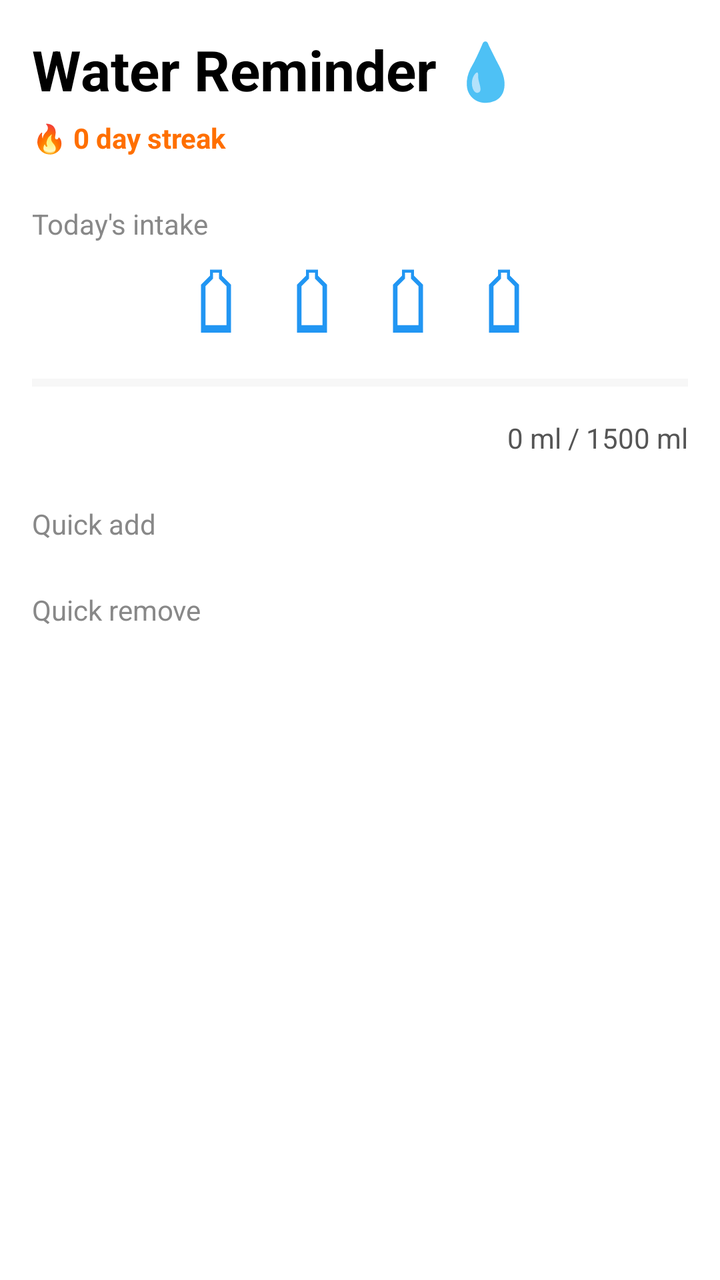
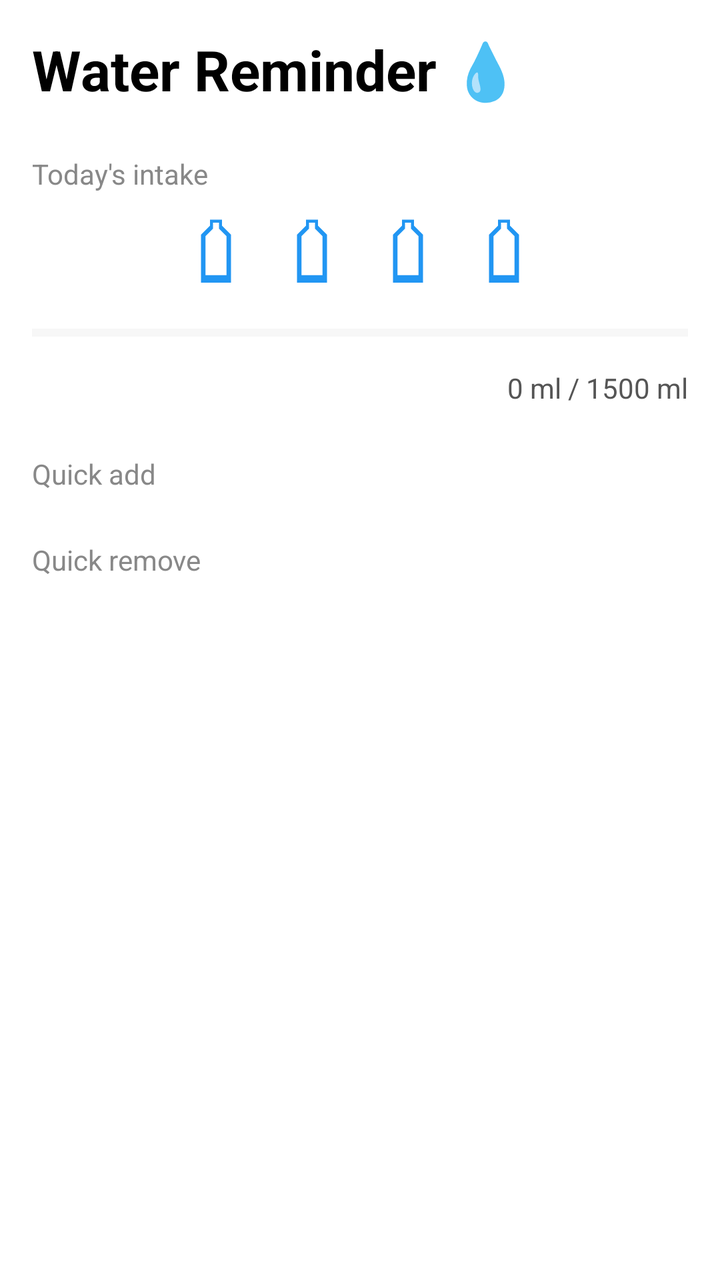

Two renders of the same Android screen: before a commit and after it. Below are the layout's source before the change and the commit's diff.
<!-- AndroidManifest.xml: application theme Theme.WaterReminder -->
<!-- res/layout/fragment_water.xml -->
<?xml version="1.0" encoding="utf-8"?>
<androidx.core.widget.NestedScrollView xmlns:android="http://schemas.android.com/apk/res/android"
    xmlns:app="http://schemas.android.com/apk/res-auto"
    xmlns:tools="http://schemas.android.com/tools"
    android:layout_width="match_parent"
    android:layout_height="match_parent"
    android:background="#FFFFFF"
    tools:context=".FirstFragment">

    <androidx.constraintlayout.widget.ConstraintLayout
        android:layout_width="match_parent"
        android:layout_height="match_parent"
        android:padding="16dp">

        <TextView
            android:id="@+id/title_water_reminder"
            android:layout_width="0dp"
            android:layout_height="wrap_content"
            android:text="Water Reminder 💧"
            android:textColor="#000000"
            android:textSize="28sp"
            android:textStyle="bold"
            app:layout_constraintEnd_toEndOf="parent"
            app:layout_constraintStart_toStartOf="parent"
            app:layout_constraintTop_toTopOf="parent" />

        <TextView
            android:id="@+id/text_streak"
            android:layout_width="wrap_content"
            android:layout_height="wrap_content"
            android:layout_marginTop="6dp"
            android:text="🔥 0 day streak"
            android:textColor="#FF6F00"
            android:textSize="14sp"
            android:textStyle="bold"
            app:layout_constraintStart_toStartOf="parent"
            app:layout_constraintTop_toBottomOf="@id/title_water_reminder" />

        <TextView
            android:id="@+id/text_intake_label"
            android:layout_width="0dp"
            android:layout_height="wrap_content"
            android:layout_marginTop="24dp"
            android:text="Today's intake"
            android:textColor="#888888"
            android:textSize="14sp"
            app:layout_constraintEnd_toEndOf="parent"
            app:layout_constraintStart_toStartOf="parent"
            app:layout_constraintTop_toBottomOf="@id/text_streak" />

        
        <LinearLayout
            android:id="@+id/container_bottles"
            android:layout_width="0dp"
            android:layout_height="wrap_content"
            android:layout_marginTop="12dp"
            android:gravity="center"
            android:orientation="horizontal"
            app:layout_constraintEnd_toEndOf="parent"
            app:layout_constraintStart_toStartOf="parent"
            app:layout_constraintTop_toBottomOf="@id/text_intake_label">

            <ImageView
                android:id="@+id/bottle_1"
                android:layout_width="36dp"
                android:layout_height="36dp"
                android:layout_marginEnd="12dp"
                android:src="@drawable/ic_bottle_empty"
                android:tint="#2196F3" />

            <ImageView
                android:id="@+id/bottle_2"
                android:layout_width="36dp"
                android:layout_height="36dp"
                android:layout_marginEnd="12dp"
                android:src="@drawable/ic_bottle_empty"
                android:tint="#2196F3" />

            <ImageView
                android:id="@+id/bottle_3"
                android:layout_width="36dp"
                android:layout_height="36dp"
                android:layout_marginEnd="12dp"
                android:src="@drawable/ic_bottle_empty"
                android:tint="#2196F3" />

            <ImageView
                android:id="@+id/bottle_4"
                android:layout_width="36dp"
                android:layout_height="36dp"
                android:src="@drawable/ic_bottle_empty"
                android:tint="#2196F3" />

        </LinearLayout>

        <ProgressBar
            android:id="@+id/progress_water"
            style="@style/Widget.AppCompat.ProgressBar.Horizontal"
            android:layout_width="0dp"
            android:layout_height="20dp"
            android:layout_marginTop="12dp"
            android:max="100"
            android:progress="0"
            android:progressBackgroundTint="#E0E0E0"
            android:progressTint="#2196F3"
            app:layout_constraintEnd_toEndOf="parent"
            app:layout_constraintStart_toStartOf="parent"
            app:layout_constraintTop_toBottomOf="@id/container_bottles" />

        <TextView
            android:id="@+id/text_intake_amount"
            android:layout_width="0dp"
            android:layout_height="wrap_content"
            android:layout_marginTop="8dp"
            android:gravity="end"
            android:text="0 ml / 1500 ml"
            android:textColor="#555555"
            android:textSize="14sp"
            app:layout_constraintEnd_toEndOf="parent"
            app:layout_constraintStart_toStartOf="parent"
            app:layout_constraintTop_toBottomOf="@id/progress_water" />

        
        <TextView
            android:id="@+id/text_quick_add_label"
            android:layout_width="0dp"
            android:layout_height="wrap_content"
            android:layout_marginTop="24dp"
            android:text="Quick add"
            android:textColor="#888888"
            android:textSize="14sp"
            app:layout_constraintEnd_toEndOf="parent"
            app:layout_constraintStart_toStartOf="parent"
            app:layout_constraintTop_toBottomOf="@id/text_intake_amount" />

        
        <HorizontalScrollView
            android:id="@+id/scroll_quick_add"
            android:layout_width="0dp"
            android:layout_height="wrap_content"
            android:layout_marginTop="8dp"
            android:scrollbars="none"
            app:layout_constraintEnd_toEndOf="parent"
            app:layout_constraintStart_toStartOf="parent"
            app:layout_constraintTop_toBottomOf="@id/text_quick_add_label">

            <LinearLayout
                android:id="@+id/container_quick_add"
                android:layout_width="wrap_content"
                android:layout_height="wrap_content"
                android:orientation="horizontal" />

        </HorizontalScrollView>

        
        <TextView
            android:id="@+id/text_quick_remove_label"
            android:layout_width="0dp"
            android:layout_height="wrap_content"
            android:layout_marginTop="16dp"
            android:text="Quick remove"
            android:textColor="#888888"
            android:textSize="14sp"
            app:layout_constraintEnd_toEndOf="parent"
            app:layout_constraintStart_toStartOf="parent"
            app:layout_constraintTop_toBottomOf="@id/scroll_quick_add" />

        
        <HorizontalScrollView
            android:id="@+id/scroll_quick_remove"
            android:layout_width="0dp"
            android:layout_height="wrap_content"
            android:layout_marginTop="8dp"
            android:scrollbars="none"
            app:layout_constraintEnd_toEndOf="parent"
            app:layout_constraintStart_toStartOf="parent"
            app:layout_constraintTop_toBottomOf="@id/text_quick_remove_label">

            <LinearLayout
                android:id="@+id/container_quick_remove"
                android:layout_width="wrap_content"
                android:layout_height="wrap_content"
                android:orientation="horizontal" />

        </HorizontalScrollView>

        <TextView
            android:id="@+id/text_goal_reached"
            android:layout_width="0dp"
            android:layout_height="wrap_content"
            android:layout_marginTop="24dp"
            android:gravity="center"
            android:lineSpacingMultiplier="1.4"
            android:text="🎉 Congratulations!\nYou reached your daily goal!"
            android:textColor="#2196F3"
            android:textSize="16sp"
            android:textStyle="bold"
            android:visibility="gone"
            app:layout_constraintEnd_toEndOf="parent"
            app:layout_constraintStart_toStartOf="parent"
            app:layout_constraintTop_toBottomOf="@id/scroll_quick_remove"
            tools:visibility="visible" />

    </androidx.constraintlayout.widget.ConstraintLayout>
</androidx.core.widget.NestedScrollView>
<!-- resources referenced by this layout -->
<resources>
  <!-- drawable ic_bottle_empty (drawable) -->
  <?xml version="1.0" encoding="utf-8"?>
  <vector xmlns:android="http://schemas.android.com/apk/res/android"
      android:width="24dp"
      android:height="24dp"
      android:viewportWidth="24"
      android:viewportHeight="24">
      <path
          android:fillColor="#FFFFFF"
          android:fillType="evenOdd"
          android:pathData="
              M10,1 H14 V3 L17,6 V22 H7 V6 L10,3 Z
              M11,2 H13 V4 L15.5,6.5 V21 H8.5 V6.5 L11,4 Z
              M8.5,19.5 H15.5 V21 H8.5 Z" />
  </vector>
  <style name="Theme.WaterReminder" parent="Base.Theme.WaterReminder" />
  <style name="Base.Theme.WaterReminder" parent="Theme.Material3.DayNight.NoActionBar">
          
          
      </style>
</resources>

<!-- the commit's change to res/layout/fragment_water.xml (unified diff, before → after) -->
@@ -25,18 +25,6 @@
             app:layout_constraintTop_toTopOf="parent" />
 
         <TextView
-            android:id="@+id/text_streak"
-            android:layout_width="wrap_content"
-            android:layout_height="wrap_content"
-            android:layout_marginTop="6dp"
-            android:text="🔥 0 day streak"
-            android:textColor="#FF6F00"
-            android:textSize="14sp"
-            android:textStyle="bold"
-            app:layout_constraintStart_toStartOf="parent"
-            app:layout_constraintTop_toBottomOf="@id/title_water_reminder" />
-
-        <TextView
             android:id="@+id/text_intake_label"
             android:layout_width="0dp"
             android:layout_height="wrap_content"
@@ -46,7 +34,7 @@
             android:textSize="14sp"
             app:layout_constraintEnd_toEndOf="parent"
             app:layout_constraintStart_toStartOf="parent"
-            app:layout_constraintTop_toBottomOf="@id/text_streak" />
+            app:layout_constraintTop_toBottomOf="@id/title_water_reminder" />
 
         
         <LinearLayout
